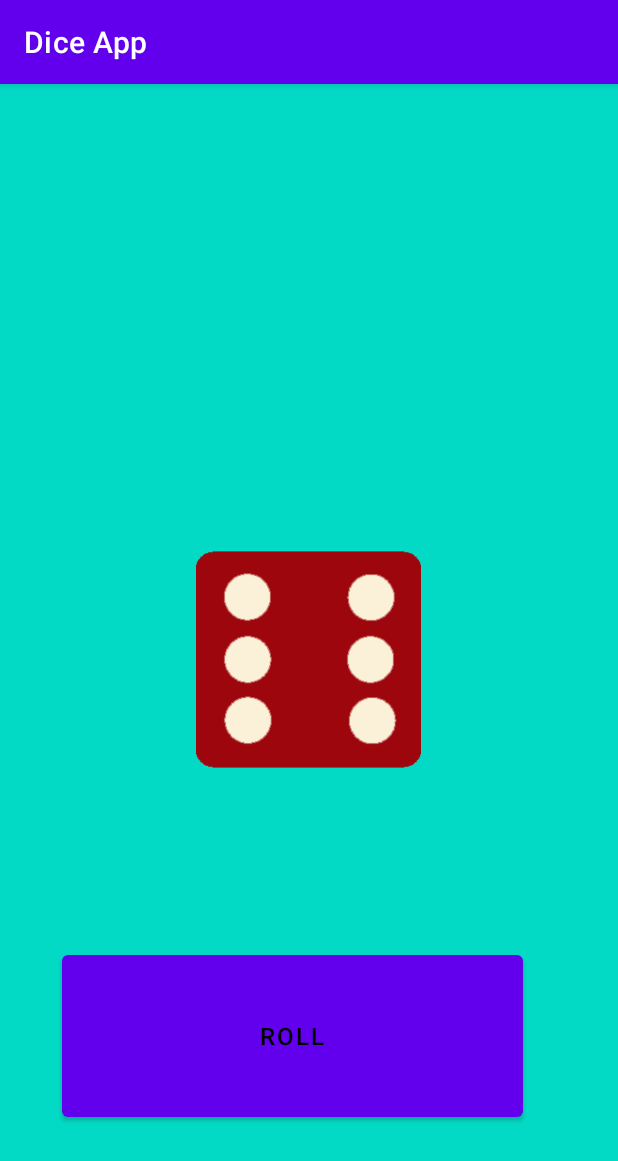
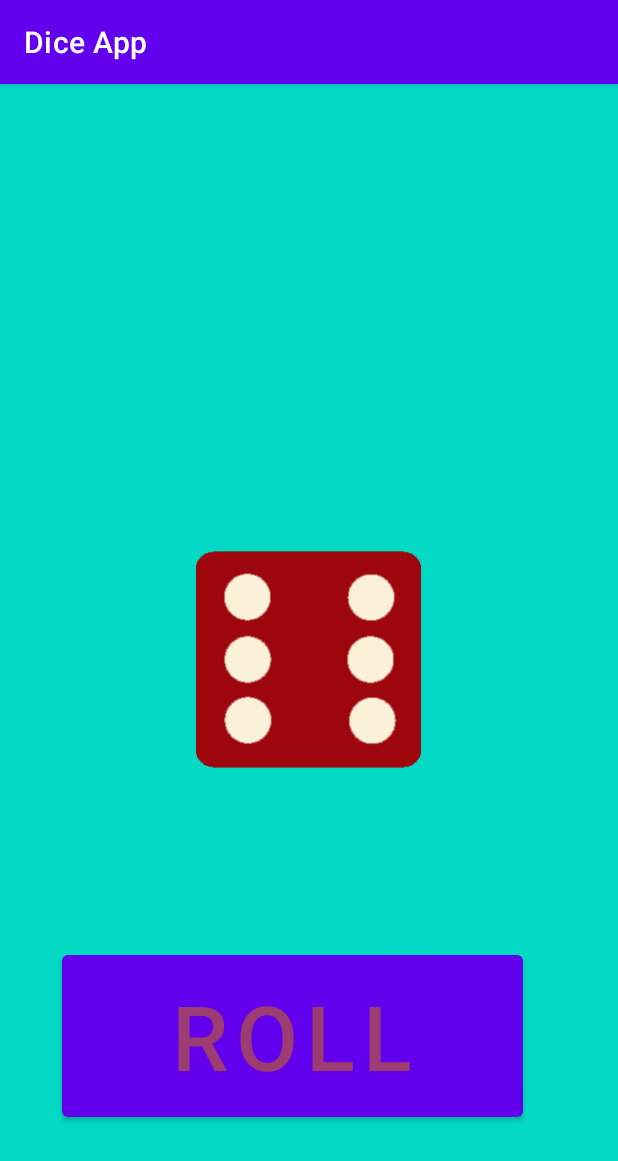
Before and after one commit to botirmasharipov/Dice-Game-Kotlin, an Android app: the screen it shows after launch (MainActivity), on a phone screen of 412 x 824 dp. Shown: the top 1161 px of the screen. Run offline under Robolectric (Android 15) with nearby library versions, the phone set to English and light mode, and no system bars.

```diff
--- a/app/src/main/res/layout/activity_main.xml
+++ b/app/src/main/res/layout/activity_main.xml
@@ -17,6 +17,7 @@
         android:src="@drawable/dice6" />
 
     <Button
+
         android:id="@+id/roll_btn"
         android:layout_width="307dp"
         android:layout_height="120dp"
@@ -28,8 +29,8 @@
         android:layout_marginEnd="63dp"
         android:layout_marginBottom="73dp"
         android:text="@string/roll_dice_txt"
-        android:textColor="@color/black"
-        android:textSize="16sp" />
+        android:textColor="@color/dark_pink"
+        android:textSize="60sp" />
 
 
 </RelativeLayout>
--- a/app/src/main/res/values/colors.xml
+++ b/app/src/main/res/values/colors.xml
@@ -7,4 +7,6 @@
     <color name="teal_700">#FF018786</color>
     <color name="black">#FF000000</color>
     <color name="white">#FFFFFFFF</color>
+    <color name="dark_pink">#9D3C72</color>
+
 </resources>
```
